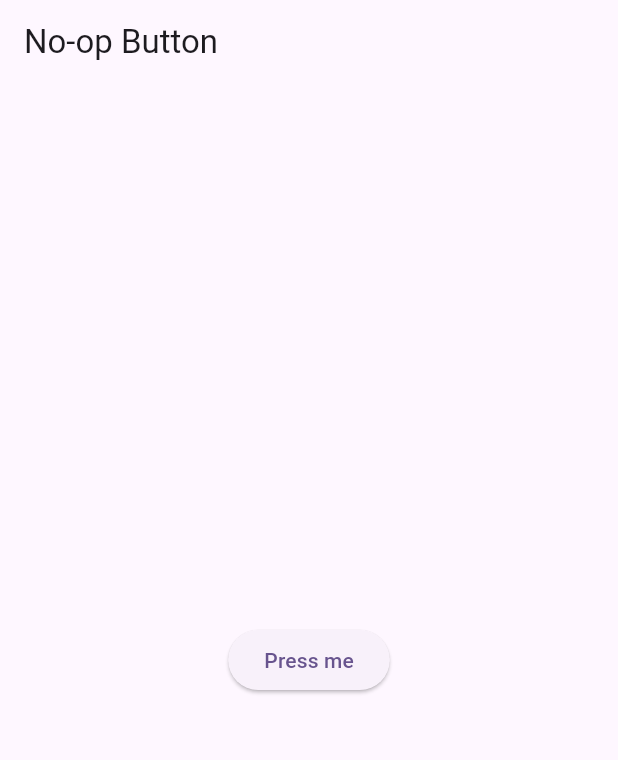
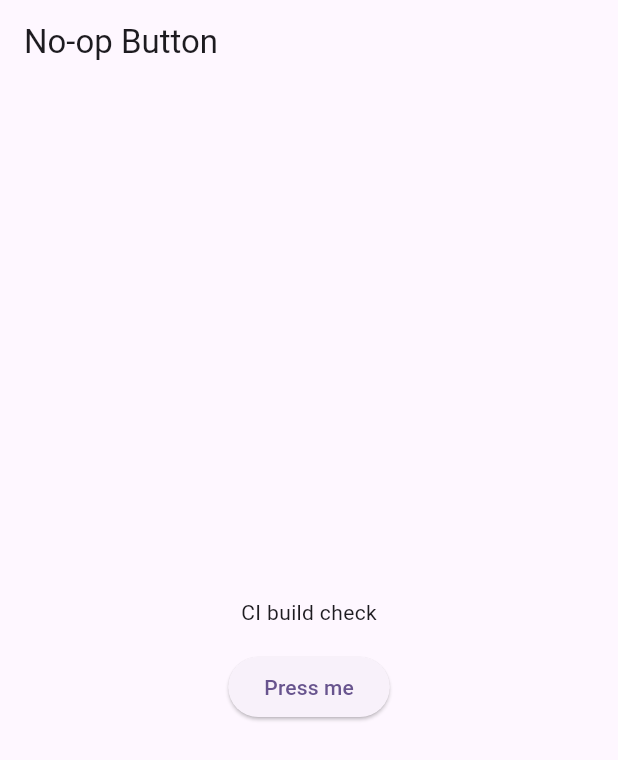
Before and after one commit to simeon06538/noop_button_app, a Flutter app: the screen it shows after launch, on a phone screen of 412 x 824 dp. Shown: the top 760 px of the screen. Run offline on Flutter 3.47's test engine with Material 3 defaults, Android fonts, the phone set to English and light mode, and no system bars.

Commit message:
Add CI build check label above the button
Co-Authored-By: Claude Sonnet 5 <noreply@anthropic.com>

```diff
--- a/lib/main.dart
+++ b/lib/main.dart
@@ -28,9 +28,16 @@ class HomePage extends StatelessWidget {
     return Scaffold(
       appBar: AppBar(title: const Text('No-op Button')),
       body: Center(
-        child: ElevatedButton(
-          onPressed: () {},
-          child: const Text('Press me'),
+        child: Column(
+          mainAxisAlignment: MainAxisAlignment.center,
+          children: [
+            const Text('CI build check'),
+            const SizedBox(height: 16),
+            ElevatedButton(
+              onPressed: () {},
+              child: const Text('Press me'),
+            ),
+          ],
         ),
       ),
     );
```
